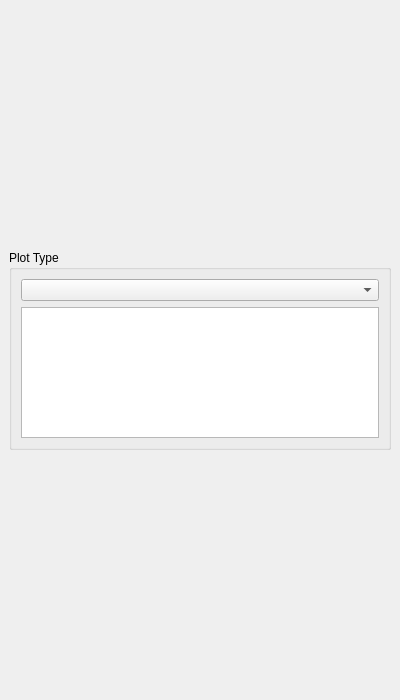
Before: the Qt Designer form mtpy/gui/SmartMT/ui_asset/plot_options.ui in MTgeophysics/mtpy, drawn with Qt 5.
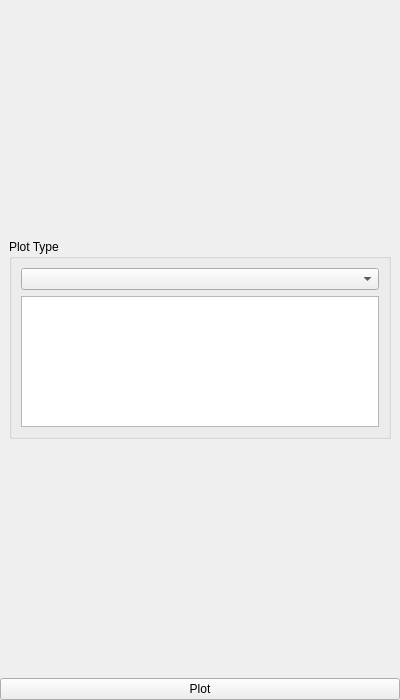
After: the same form once the commit is applied.

Patch:
```diff
--- a/mtpy/gui/SmartMT/ui_asset/plot_options.ui
+++ b/mtpy/gui/SmartMT/ui_asset/plot_options.ui
@@ -81,6 +81,13 @@
      </layout>
     </widget>
    </item>
+         <item>
+             <widget class="QPushButton" name="pushButton_plot">
+                 <property name="text">
+                     <string>Plot</string>
+                 </property>
+             </widget>
+         </item>
   </layout>
  </widget>
  <resources/>
```
